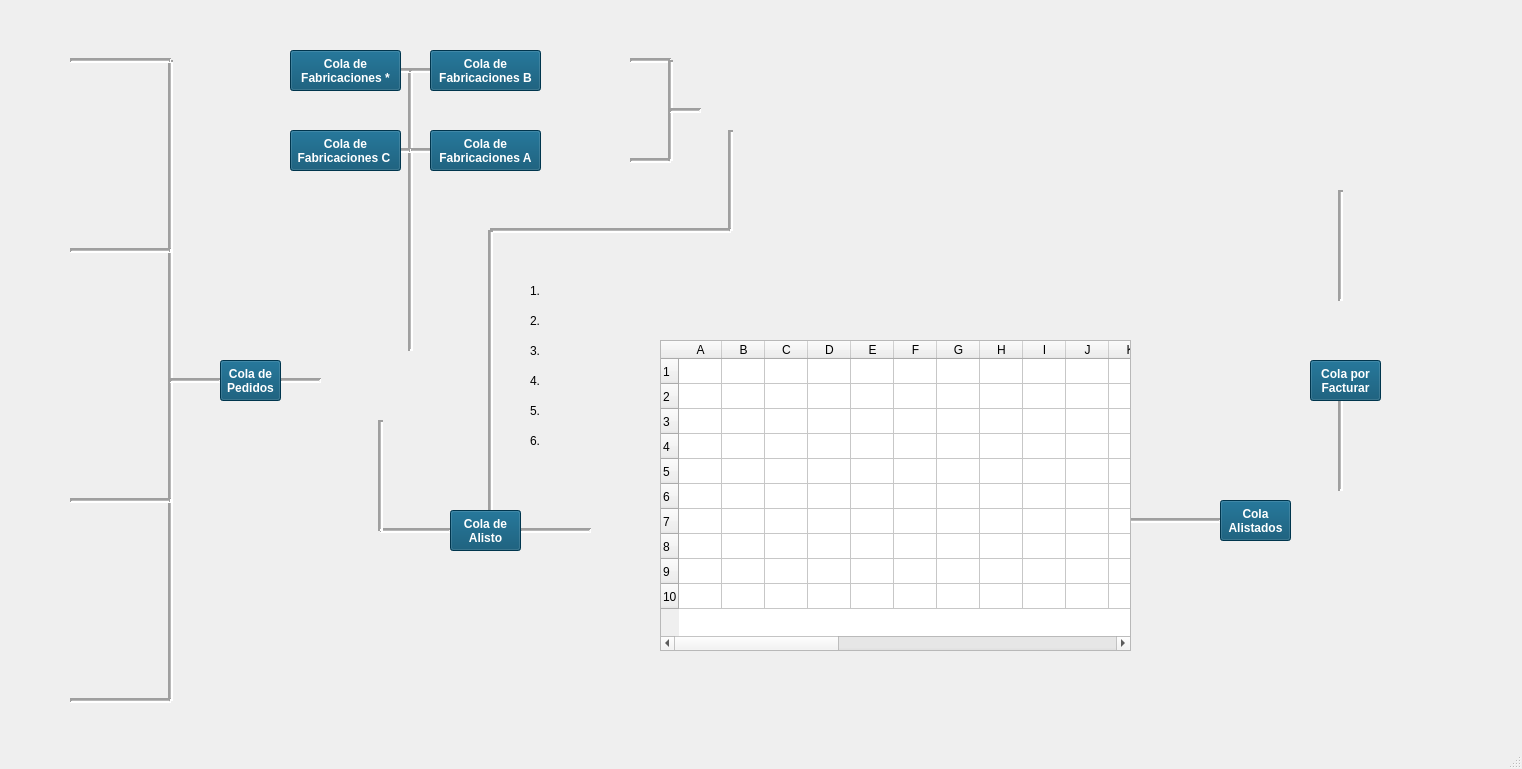
Old version of the form untitled/mainwindow.ui in the repository javialroro/Proyecto1_ED.
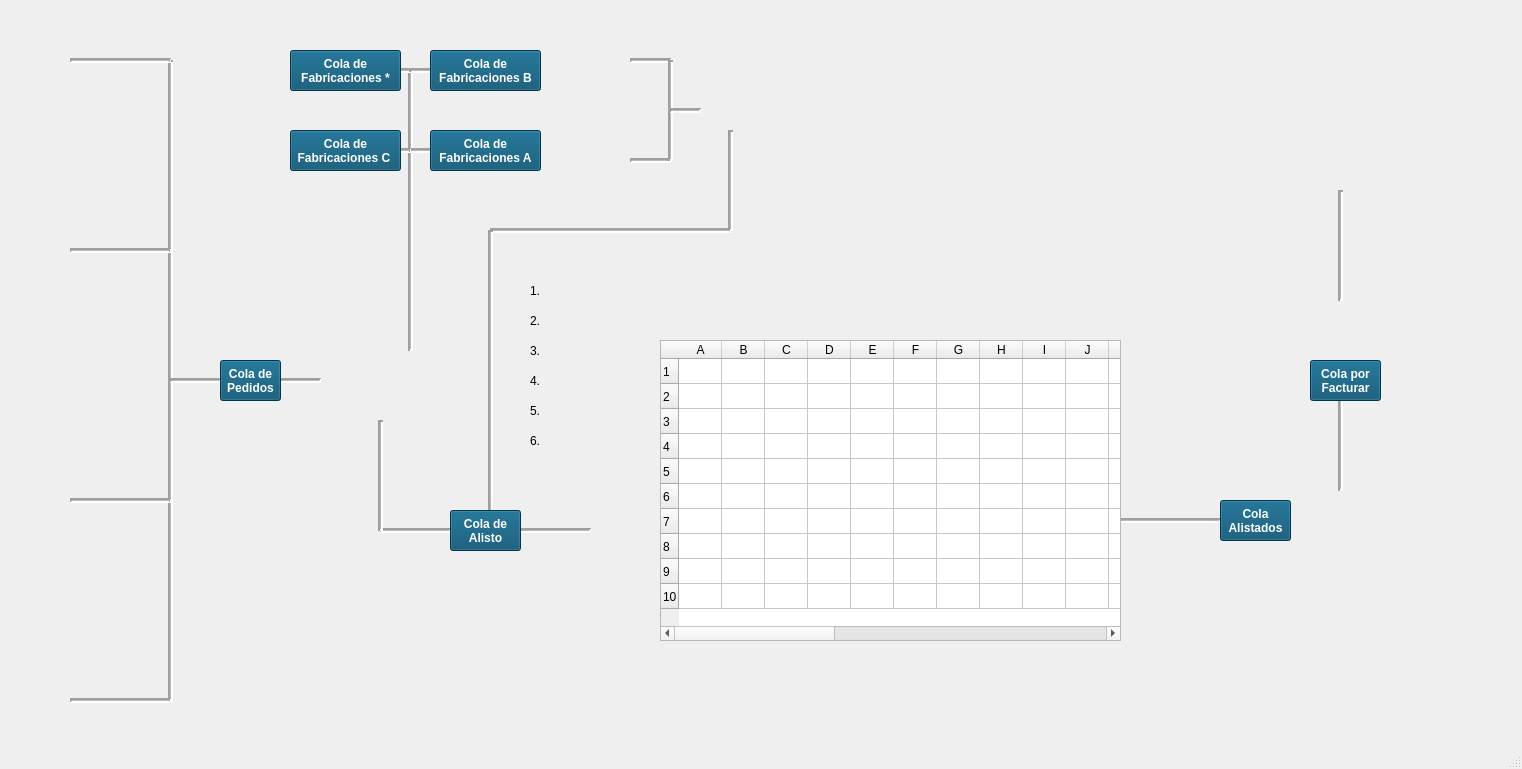
New version of the form. Icons and pictures are not drawn.

What changed in the file:
```diff
--- a/untitled/mainwindow.ui
+++ b/untitled/mainwindow.ui
@@ -1195,10 +1195,15 @@
      <rect>
       <x>660</x>
       <y>340</y>
-      <width>471</width>
-      <height>311</height>
+      <width>461</width>
+      <height>301</height>
      </rect>
     </property>
+    <property name="styleSheet">
+     <string notr="true">QTableView::item {
+    height: 100px;
+}</string>
+    </property>
     <property name="rowCount">
      <number>10</number>
     </property>
@@ -1237,6 +1242,22 @@
      <property name="text">
       <string>A</string>
      </property>
+     <property name="background">
+      <color>
+       <red>0</red>
+       <green>74</green>
+       <blue>108</blue>
+      </color>
+     </property>
+     <property name="foreground">
+      <brush brushstyle="NoBrush">
+       <color alpha="255">
+        <red>255</red>
+        <green>255</green>
+        <blue>255</blue>
+       </color>
+      </brush>
+     </property>
     </column>
     <column>
      <property name="text">
```
